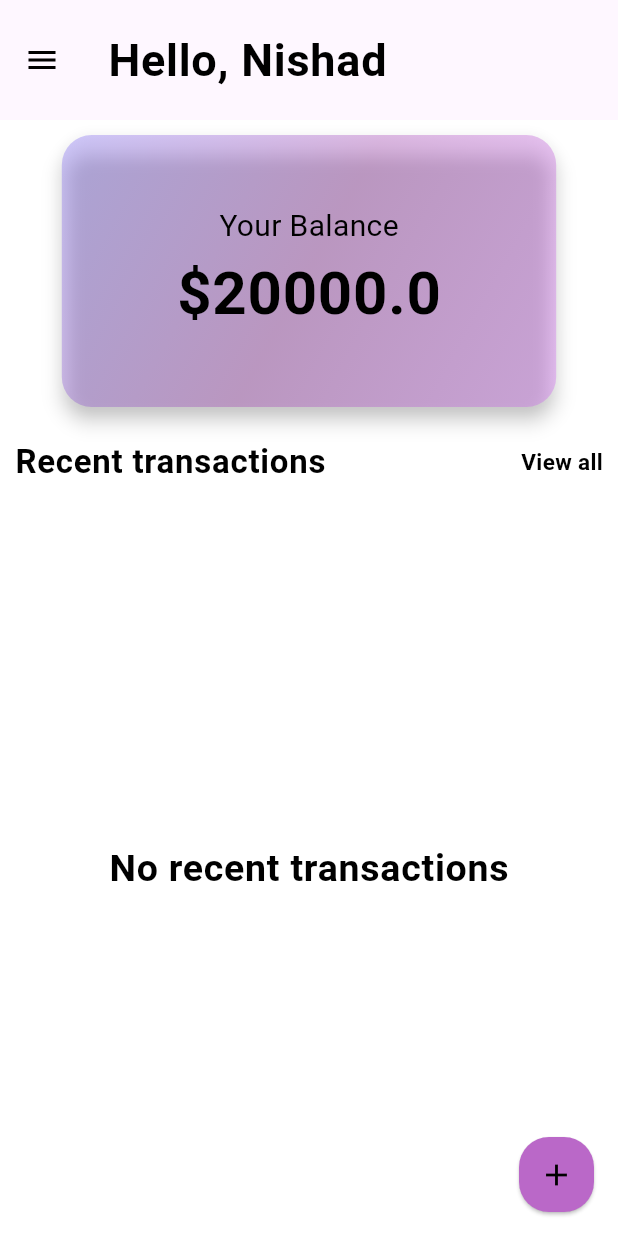
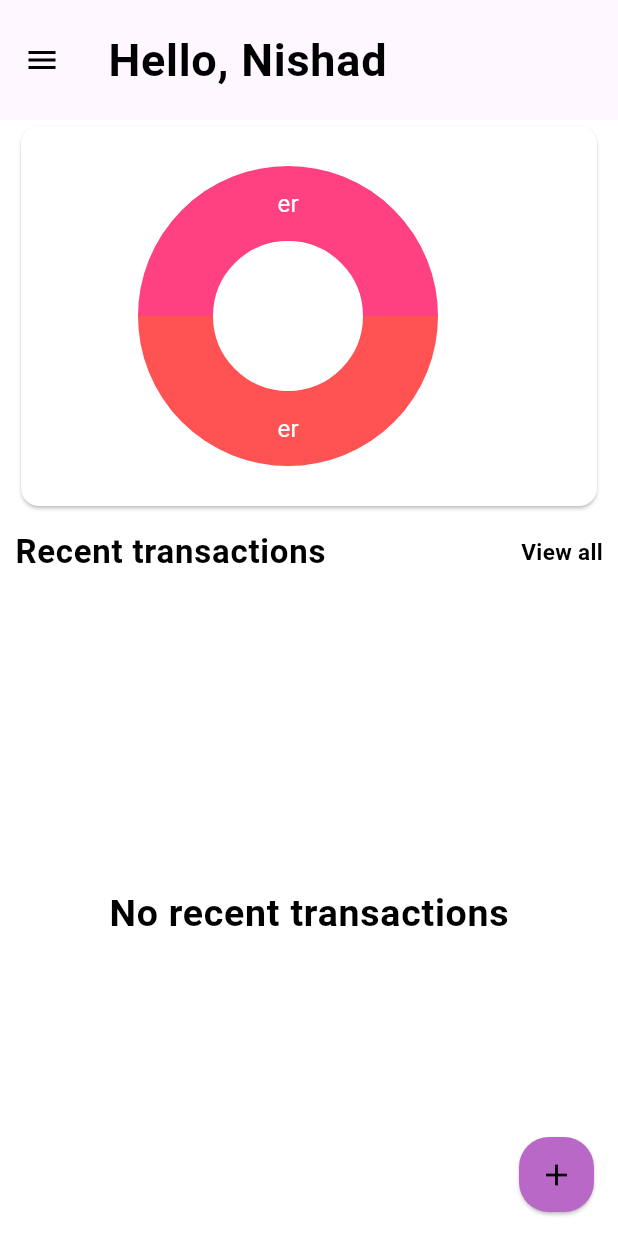
Before and after one commit to Nishadatgit/flutter-budget-tracker, a Flutter app: the screen it shows after launch, in the side drawer, after a tap on "View all", on a phone screen of 412 x 824 dp. Run offline on Flutter 3.47's test engine with Material 2 defaults, Android fonts, the phone set to English and light mode, and no system bars; drawn by our look-alikes of fl_chart; our stand-ins replace bloc, delayed_display, flutter_bloc, flutter_slidable, hive, hive_flutter; accounts and stored records are empty.

Commit message:
adding pie chart of total income and expense

```diff
--- a/lib/screens/add_transaction/add_transaction_screen.dart
+++ b/lib/screens/add_transaction/add_transaction_screen.dart
@@ -1,12 +1,13 @@
 import 'package:budget_tracker/logic/add_transaction/add_transaction_cubit.dart';
 import 'package:budget_tracker/logic/category/category%20screen/category_cubit.dart';
-import 'package:budget_tracker/logic/home/cubit/recent_transactions_cubit.dart';
 import 'package:budget_tracker/models/category/category_model.dart';
 import 'package:budget_tracker/models/transaction/transaction_model.dart';
 import 'package:delayed_display/delayed_display.dart';
 import 'package:flutter/material.dart';
 import 'package:flutter_bloc/flutter_bloc.dart';
 import 'package:intl/intl.dart';
+
+import '../../logic/home/recent_transactions/recent_transactions_cubit.dart';
 
 class AddTransactionScreen extends StatelessWidget {
   AddTransactionScreen({super.key});
--- a/lib/screens/home/home_screen.dart
+++ b/lib/screens/home/home_screen.dart
@@ -1,11 +1,10 @@
 import 'package:animations/animations.dart';
-import 'package:budget_tracker/logic/home/cubit/recent_transactions_cubit.dart';
 import 'package:budget_tracker/logic/theme/theme_cubit.dart';
 import 'package:budget_tracker/models/category/category_model.dart';
 import 'package:budget_tracker/screens/add_transaction/add_transaction_screen.dart';
 import 'package:budget_tracker/screens/category/category_screen.dart';
-import 'package:budget_tracker/screens/home/widgets/card_info_widget.dart';
 import 'package:budget_tracker/screens/home/widgets/drawer_header.dart';
+import 'package:budget_tracker/screens/home/widgets/pie_chart.dart';
 import 'package:budget_tracker/screens/home/widgets/transaction_tile.dart';
 import 'package:budget_tracker/screens/reports_screen/reports_screen.dart';
 import 'package:budget_tracker/screens/view_all_transactions_screen/view_all_transactions.dart';
@@ -13,6 +12,8 @@ import 'package:delayed_display/delayed_display.dart';
 import 'package:flutter/material.dart';
 import 'package:flutter/rendering.dart';
 import 'package:flutter_bloc/flutter_bloc.dart';
+
+import '../../logic/home/recent_transactions/recent_transactions_cubit.dart';
 
 class HomeScreen extends StatefulWidget {
   const HomeScreen({super.key});
@@ -178,13 +179,14 @@ class _HomeScreenState extends State<HomeScreen> with TickerProviderStateMixin {
         child: Column(
           crossAxisAlignment: CrossAxisAlignment.start,
           children: [
-            Padding(
-              padding: const EdgeInsets.symmetric(horizontal: 10, vertical: 10),
-              child: CardInfoWidget(
-                width: width,
-                amount: 20000,
-              ),
-            ),
+            // Padding(
+            //   padding: const EdgeInsets.symmetric(horizontal: 10, vertical: 10),
+            //   child: CardInfoWidget(
+            //     width: width,
+            //     amount: 20000,
+            //   ),
+            // ),
+            PieChartSample2(),
             const SizedBox(height: 10),
             Row(
               mainAxisAlignment: MainAxisAlignment.spaceBetween,
@@ -198,7 +200,8 @@ class _HomeScreenState extends State<HomeScreen> with TickerProviderStateMixin {
                 ),
                 InkWell(
                   onTap: () {
-                    Navigator.of(context).push(MaterialPageRoute(builder: (ctx)=>ViewAllTransactionScreen()));
+                    Navigator.of(context).push(MaterialPageRoute(
+                        builder: (ctx) => const ViewAllTransactionScreen()));
                   },
                   child: Text(
                     "View all",
--- /dev/null
+++ b/lib/screens/home/widgets/pie_chart.dart
@@ -0,0 +1,138 @@
+import 'dart:math';
+
+import 'package:budget_tracker/logic/reports/reports_cubit.dart';
+import 'package:fl_chart/fl_chart.dart';
+import 'package:flutter/material.dart';
+import 'package:flutter_bloc/flutter_bloc.dart';
+
+import '../../../models/transaction/transaction_model.dart';
+
+class PieChartSample2 extends StatefulWidget {
+  const PieChartSample2({super.key});
+
+  @override
+  State<StatefulWidget> createState() => PieChart2State();
+}
+
+class PieChart2State extends State {
+  int touchedIndex = -1;
+
+  @override
+  Widget build(BuildContext context) {
+    BlocProvider.of<ReportsCubit>(context).getData();
+    return AspectRatio(
+      aspectRatio: 1.5,
+      child: Card(
+        color: Colors.white,
+        child: Row(
+          children: <Widget>[
+            Expanded(
+              child: AspectRatio(
+                aspectRatio: 1,
+                child: BlocBuilder<ReportsCubit, ReportsState>(
+                  builder: (context, state) {
+                    if (state is ReportsLoaded) {
+                      final data = state.data;
+                      return PieChart(
+                        PieChartData(
+                          pieTouchData: PieTouchData(
+                            touchCallback:
+                                (FlTouchEvent event, pieTouchResponse) {
+                              setState(() {
+                                if (!event.isInterestedForInteractions ||
+                                    pieTouchResponse == null ||
+                                    pieTouchResponse.touchedSection == null) {
+                                  touchedIndex = -1;
+                                  return;
+                                }
+                                touchedIndex = pieTouchResponse
+                                    .touchedSection!.touchedSectionIndex;
+                              });
+                            },
+                          ),
+                          borderData: FlBorderData(
+                            show: false,
+                          ),
+                          sectionsSpace: 0,
+                          centerSpaceRadius: 50,
+                          sections: showingSections(),
+                        ),
+                      );
+                    } else {
+                      return const Center(child: CircularProgressIndicator());
+                    }
+                  },
+                ),
+              ),
+            ),
+            const SizedBox(
+              width: 28,
+            ),
+          ],
+        ),
+      ),
+    );
+  }
+
+  List<PieChartSectionData> showingSections() {
+    return List.generate(2, (i) {
+      final isTouched = i == touchedIndex;
+      final fontSize = isTouched ? 25.0 : 16.0;
+      final radius = isTouched ? 60.0 : 50.0;
+      return PieChartSectionData(
+        color: Colors.accents[i],
+        value: 10,
+        title: 'er',
+        radius: radius,
+        titleStyle: TextStyle(
+          fontSize: fontSize,
+          fontWeight: FontWeight.w400,
+          color: const Color(0xffffffff),
+        ),
+      );
+    });
+  }
+}
+
+class Indicator extends StatelessWidget {
+  const Indicator({
+    super.key,
+    required this.color,
+    required this.text,
+    required this.isSquare,
+    this.size = 16,
+    this.textColor = const Color(0xff505050),
+  });
+  final Color color;
+  final String text;
+  final bool isSquare;
+  final double size;
+  final Color textColor;
+
+  @override
+  Widget build(BuildContext context) {
+    return Row(
+      children: <Widget>[
+        Container(
+          width: size,
+          height: size,
+          decoration: BoxDecoration(
+            shape: isSquare ? BoxShape.rectangle : BoxShape.circle,
+            color: color,
+          ),
+        ),
+        const SizedBox(
+          width: 4,
+        ),
+        Text(
+          text,
+          style: TextStyle(
+            fontSize: 16,
+            fontWeight: FontWeight.bold,
+            color: textColor,
+          ),
+        )
+      ],
+    );
+  }
+}
--- a/lib/screens/view_all_transactions_screen/view_all_transactions.dart
+++ b/lib/screens/view_all_transactions_screen/view_all_transactions.dart
@@ -1,9 +1,9 @@
-import 'package:budget_tracker/logic/home/cubit/recent_transactions_cubit.dart';
 import 'package:budget_tracker/models/category/category_model.dart';
-import 'package:budget_tracker/models/transaction/transaction_model.dart';
 import 'package:budget_tracker/screens/home/widgets/transaction_tile.dart';
 import 'package:flutter/material.dart';
 import 'package:flutter_bloc/flutter_bloc.dart';
+
+import '../../logic/home/recent_transactions/recent_transactions_cubit.dart';
 
 class ViewAllTransactionScreen extends StatelessWidget {
   const ViewAllTransactionScreen({
--- a/pubspec.yaml
+++ b/pubspec.yaml
@@ -25,6 +25,7 @@ dependencies:
   flutter_slidable: ^2.0.0
   intl: ^0.17.0
   animations: ^2.0.7
+  fl_chart: ^0.55.2
 
 dev_dependencies:
   flutter_test:
```
Also changed, not shown: lib/main.dart (+4 -4 lines), lib/logic/home/recent_transactions/recent_transactions_cubit.dart (renamed from lib/logic/home/cubit/recent_transactions_cubit.dart), lib/logic/home/recent_transactions/recent_transactions_state.dart (renamed from lib/logic/home/cubit/recent_transactions_state.dart), pubspec.lock.
